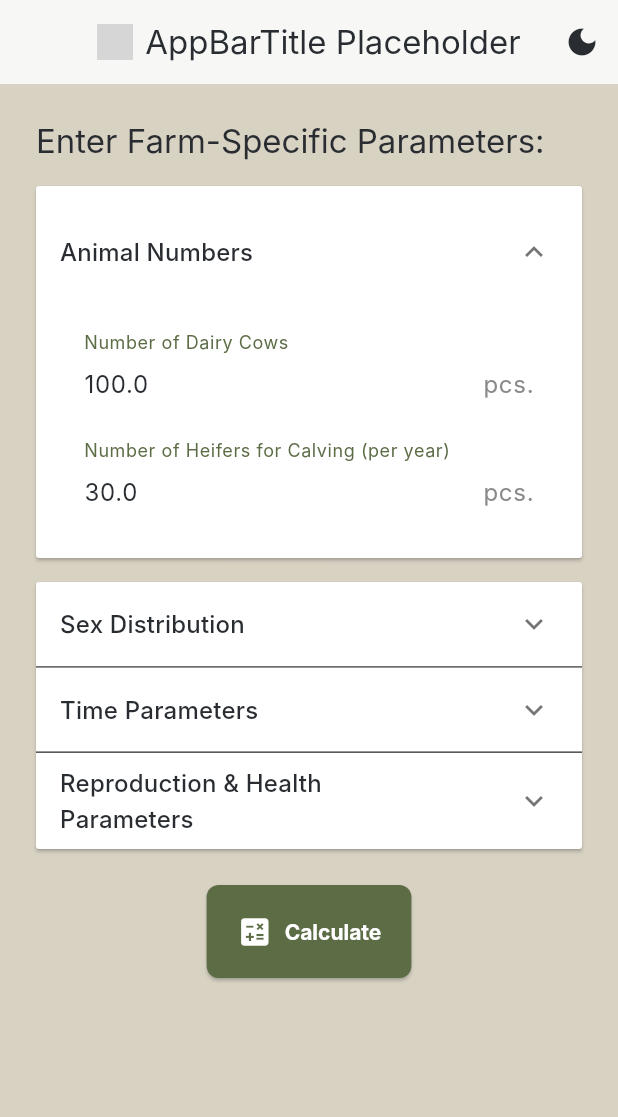
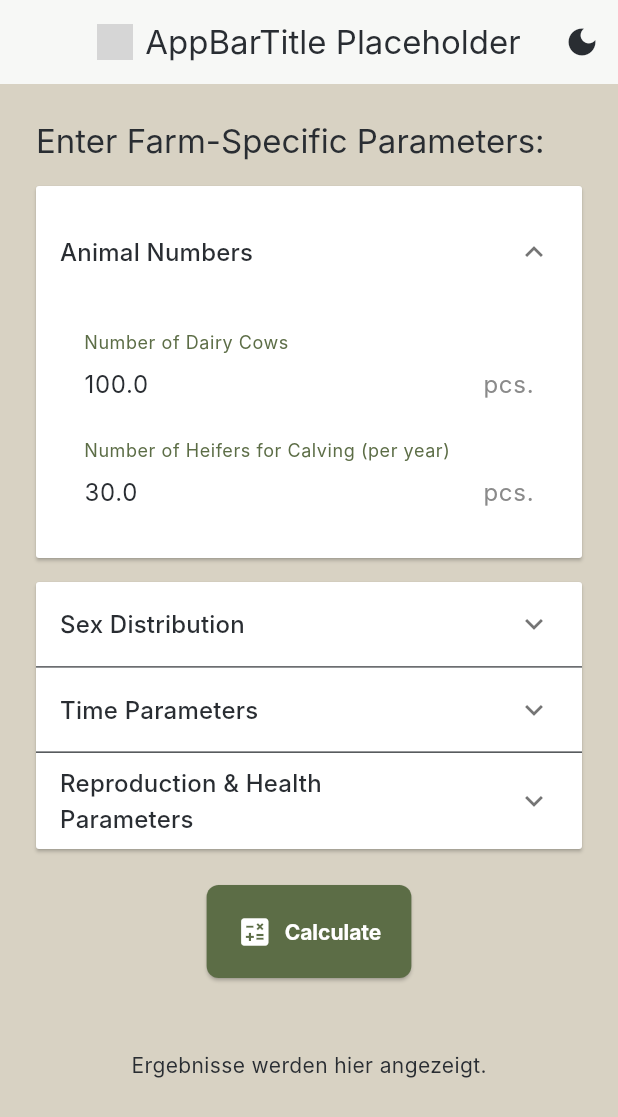
Before and after one commit to Daniel-Kirchhoff/cowculus, a Flutter app: the screen it shows after launch, after a tap on "Start Calculator", on a phone screen of 412 x 824 dp. Shown: the top 1117 px of the screen. Run offline on Flutter 3.47's test engine with Material 3 defaults, Android fonts, the phone set to English and light mode, and no system bars; our stand-ins replace flutter_riverpod, shared_preferences; generated files the repository leaves out were written again; Roboto replaces fonts that are missing (Inter); grey boxes are pictures that could not be loaded.

Commit message:
layout für desktop resolution angepasst

```diff
--- a/lib/config/app_constants.dart
+++ b/lib/config/app_constants.dart
@@ -16,9 +16,8 @@ const Color kDarkColorAccent = Color(0xFFC4A989);
 const Color kDarkColorFont1 = Color(0xFFFFFFFF);
 const Color kDarkColorFont2 = Color(0xFFB5B7C0);
 
-// === TEXT STILE & SCHRIFTARTEN ===
+// === SCHRIFTARTEN (gemeinsam) ===
 const String kFontFamily = 'Inter';
-const double kHintTextFontSize = 12.0;
 
 // === ABSTÄNDE & PADDING ===
 const double kPaddingSmall = 8.0;
@@ -31,11 +30,12 @@ const EdgeInsets kPanelPaddingBody =
 const EdgeInsets kScreenPaddingSmall = EdgeInsets.all(12.0);
 const EdgeInsets kScreenPaddingLarge = EdgeInsets.all(24.0);
 
-// === BORDER RADII ===
+// === RADII & GRÖSSEN ===
 const double kAppBorderRadius = 8.0;
-
-// === UI DIMENSIONEN / BREAKPOINTS ===
-const double kSmallScreenBreakpoint = 600.0;
-const double kDataTableColumnSpacing = 20.0;
 const Size kElevatedButtonMinimumSize = Size(200, 50);
 const double kIconSizeDefault = 24.0;
+
+// === BREAKPOINTS & LAYOUT ===
+const double kSmallScreenBreakpoint = 600.0;
+const double kDesktopBreakpoint = 1024.0;
+const double kDataTableColumnSpacing = 20.0;
--- a/lib/screens/rechner_bildschirm.dart
+++ b/lib/screens/rechner_bildschirm.dart
@@ -148,42 +148,8 @@ class _RechnerBildschirmState extends ConsumerState<RechnerBildschirm> {
     );
   }
 
-  @override
-  Widget build(BuildContext context) {
-    final l10n = AppLocalizations.of(context)!;
-    final ergebnisse = ref.watch(ergebnisProvider);
-    final themeMode = ref.watch(themeProvider);
-
-    return Scaffold(
-      appBar: AppBar(
-        title: Row(mainAxisSize: MainAxisSize.min, children: [
-          Hero(
-            tag: 'appLogo',
-            child: Image.asset('assets/images/logo.png',
-                height: 30,
-                errorBuilder: (context, error, stackTrace) =>
-                    const Icon(Icons.agriculture, size: kIconSizeDefault)),
-          ),
-          const SizedBox(width: kPaddingSmall),
-          Text(l10n.appBarTitle),
-        ]),
-        actions: [
-          IconButton(
-            icon: Icon(
-              themeMode == ThemeMode.dark ? Icons.light_mode : Icons.dark_mode,
-            ),
-            onPressed: () {
-              ref.read(themeProvider.notifier).toggleTheme();
-            },
-            tooltip: 'Helligkeit wechseln',
-          ),
-        ],
-      ),
-      body: GestureDetector(
-        onTap: () => FocusScope.of(context).unfocus(),
-        child: SingleChildScrollView(
-          padding: const EdgeInsets.all(kPaddingLarge),
-          child: Form(
+  Widget _buildInputColumn(AppLocalizations l10n) {
+    return Form(
       key: _formKey,
       child: Column(
         crossAxisAlignment: CrossAxisAlignment.stretch,
@@ -211,11 +177,8 @@ class _RechnerBildschirmState extends ConsumerState<RechnerBildschirm> {
                       l10n.textFormFieldLabelAnzahlMilchkuehe,
                       l10n.einheitStueck,
                       erlaubeDezimal: false),
-                        _erstelleTextFeld(
-                            context,
-                            'anzahlFaersenZurAbkalbung',
-                            l10n.textFormFieldLabelAnzahlFaersen,
-                            l10n.einheitStueck,
+                  _erstelleTextFeld(context, 'anzahlFaersenZurAbkalbung',
+                      l10n.textFormFieldLabelAnzahlFaersen, l10n.einheitStueck,
                       erlaubeDezimal: false),
                 ],
               ),
@@ -250,22 +213,16 @@ class _RechnerBildschirmState extends ConsumerState<RechnerBildschirm> {
                       'haltedauerFaersenkaelberTage',
                       l10n.textFormFieldLabelHaltedauerFaersen,
                       l10n.einheitTage),
-                        _erstelleTextFeld(
-                            context,
-                            'leerstandszeitTage',
-                            l10n.textFormFieldLabelLeerstandszeit,
-                            l10n.einheitTage),
+                  _erstelleTextFeld(context, 'leerstandszeitTage',
+                      l10n.textFormFieldLabelLeerstandszeit, l10n.einheitTage),
                 ],
               ),
               _erstelleAusklappPanel(
                 titel: l10n.panelTitleReproduktion,
                 isExpanded: _isExpanded[3],
                 children: [
-                        _erstelleTextFeld(
-                            context,
-                            'abkalberateProzent',
-                            l10n.textFormFieldLabelAbkalberate,
-                            l10n.einheitProzent,
+                  _erstelleTextFeld(context, 'abkalberateProzent',
+                      l10n.textFormFieldLabelAbkalberate, l10n.einheitProzent,
                       istProzent: true),
                   _erstelleTextFeld(
                       context,
@@ -296,8 +253,7 @@ class _RechnerBildschirmState extends ConsumerState<RechnerBildschirm> {
               onKeyEvent: (KeyEvent event) {
                 if (event is KeyDownEvent &&
                     (event.logicalKey == LogicalKeyboardKey.enter ||
-                              event.logicalKey ==
-                                  LogicalKeyboardKey.numpadEnter)) {
+                        event.logicalKey == LogicalKeyboardKey.numpadEnter)) {
                   _submitAndCalculate();
                 }
               },
@@ -308,17 +264,100 @@ class _RechnerBildschirmState extends ConsumerState<RechnerBildschirm> {
               ),
             ),
           ),
-                const SizedBox(height: kPaddingLarge),
-                if (ergebnisse != null)
-                  ErgebnisTabelleWidget(
+        ],
+      ),
+    );
+  }
+
+  Widget _buildResultsColumn() {
+    final ergebnisse = ref.watch(ergebnisProvider);
+    if (ergebnisse == null) {
+      return const Center(
+        child: Padding(
+          padding: EdgeInsets.all(kPaddingLarge),
+          child: Text('Ergebnisse werden hier angezeigt.'),
+        ),
+      );
+    }
+    return ErgebnisTabelleWidget(
       aktuellErgebnis: ergebnisse.aktuell,
       realistischErgebnis: ergebnisse.realistisch,
       empfehlungErgebnis: ergebnisse.empfehlung,
+    );
+  }
+
+  @override
+  Widget build(BuildContext context) {
+    final l10n = AppLocalizations.of(context)!;
+    final themeMode = ref.watch(themeProvider);
+    final screenWidth = MediaQuery.of(context).size.width;
+
+    final bool isDesktop = screenWidth >= kDesktopBreakpoint;
+
+    return Scaffold(
+      appBar: AppBar(
+        title: Row(mainAxisSize: MainAxisSize.min, children: [
+          Hero(
+            tag: 'appLogo',
+            child: Image.asset('assets/images/logo.png',
+                height: 30,
+                errorBuilder: (context, error, stackTrace) =>
+                    const Icon(Icons.agriculture, size: kIconSizeDefault)),
+          ),
+          const SizedBox(width: kPaddingSmall),
+          Text(l10n.appBarTitle),
+        ]),
+        actions: [
+          IconButton(
+            icon: Icon(themeMode == ThemeMode.dark
+                ? Icons.light_mode
+                : Icons.dark_mode),
+            onPressed: () {
+              ref.read(themeProvider.notifier).toggleTheme();
+            },
+            tooltip: 'Helligkeit wechseln',
           ),
         ],
       ),
+      body: GestureDetector(
+        onTap: () => FocusScope.of(context).unfocus(),
+        child: isDesktop ? _buildDesktopLayout(l10n) : _buildMobileLayout(l10n),
+      ),
+    );
+  }
+
+  Widget _buildDesktopLayout(AppLocalizations l10n) {
+    return Row(
+      crossAxisAlignment: CrossAxisAlignment.start,
+      children: [
+        Expanded(
+          flex: 2,
+          child: SingleChildScrollView(
+            padding: const EdgeInsets.all(kPaddingLarge),
+            child: _buildInputColumn(l10n),
           ),
         ),
+        const VerticalDivider(width: 1),
+        Expanded(
+          flex: 3,
+          child: SingleChildScrollView(
+            padding: const EdgeInsets.all(kPaddingLarge),
+            child: _buildResultsColumn(),
+          ),
+        ),
+      ],
+    );
+  }
+
+  Widget _buildMobileLayout(AppLocalizations l10n) {
+    return SingleChildScrollView(
+      padding: const EdgeInsets.all(kPaddingLarge),
+      child: Column(
+        children: [
+          _buildInputColumn(l10n),
+          const SizedBox(height: kPaddingLarge),
+          _buildResultsColumn(),
+        ],
       ),
     );
   }
```
Lines whose indentation alone changed are shown as unchanged.
